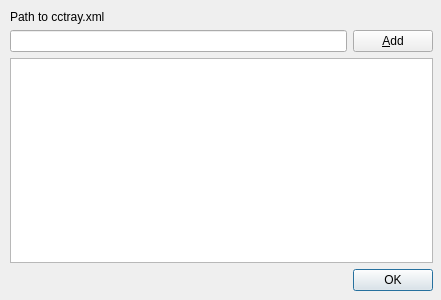
The window that data/preferences.ui (anaynayak/buildnotify) describes before a commit, drawn with Qt 5.
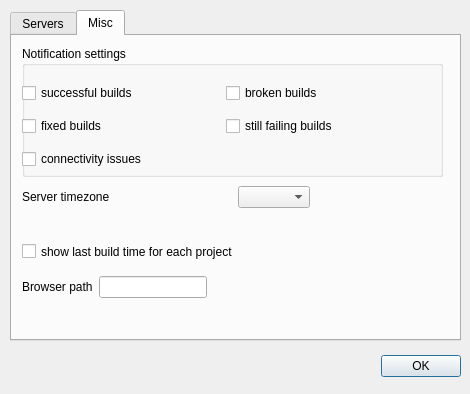
The same window after the commit.

Commit message: Changed ui to show add server dialog seperately. Added additional preferences pane

The edit to the form file:
```diff
--- a/data/preferences.ui
+++ b/data/preferences.ui
@@ -6,55 +6,269 @@
    <rect>
     <x>0</x>
     <y>0</y>
-    <width>441</width>
-    <height>300</height>
+    <width>470</width>
+    <height>394</height>
    </rect>
   </property>
   <property name="windowTitle">
    <string>Preferences</string>
   </property>
-  <widget class="QWidget" name="gridLayoutWidget">
+  <property name="sizeGripEnabled">
+   <bool>false</bool>
+  </property>
+  <widget class="QTabWidget" name="tabWidget">
    <property name="geometry">
     <rect>
      <x>10</x>
      <y>10</y>
-     <width>423</width>
-     <height>281</height>
+     <width>451</width>
+     <height>331</height>
     </rect>
    </property>
-   <layout class="QGridLayout" name="gridLayout">
-    <item row="2" column="0">
-     <widget class="QListView" name="cctrayPathList"/>
-    </item>
-    <item row="0" column="0">
-     <widget class="QLabel" name="cctrayPathLabel">
+   <property name="currentIndex">
+    <number>1</number>
+   </property>
+   <widget class="QWidget" name="serversTab">
+    <attribute name="title">
+     <string>Servers</string>
+    </attribute>
+    <widget class="QGroupBox" name="groupBox_2">
+     <property name="geometry">
+      <rect>
+       <x>10</x>
+       <y>10</y>
+       <width>431</width>
+       <height>271</height>
+      </rect>
+     </property>
+     <property name="title">
+      <string>Monitored servers</string>
+     </property>
+     <widget class="QListView" name="cctrayPathList">
+      <property name="geometry">
+       <rect>
+        <x>0</x>
+        <y>21</y>
+        <width>419</width>
+        <height>211</height>
+       </rect>
+      </property>
+     </widget>
+     <widget class="QPushButton" name="addButton">
+      <property name="geometry">
+       <rect>
+        <x>380</x>
+        <y>240</y>
+        <width>41</width>
+        <height>31</height>
+       </rect>
+      </property>
+      <property name="sizePolicy">
+       <sizepolicy hsizetype="Preferred" vsizetype="Preferred">
+        <horstretch>0</horstretch>
+        <verstretch>0</verstretch>
+       </sizepolicy>
+      </property>
+      <property name="toolTip">
+       <string>Add</string>
+      </property>
       <property name="text">
-       <string>Path to cctray.xml</string>
+       <string>+</string>
       </property>
      </widget>
-    </item>
-    <item row="5" column="0">
-     <widget class="QDialogButtonBox" name="buttonBox">
-      <property name="standardButtons">
-       <set>QDialogButtonBox::Ok</set>
+     <widget class="QPushButton" name="removeButton">
+      <property name="geometry">
+       <rect>
+        <x>330</x>
+        <y>240</y>
+        <width>41</width>
+        <height>31</height>
+       </rect>
       </property>
      </widget>
-    </item>
-    <item row="1" column="0">
+    </widget>
+   </widget>
+   <widget class="QWidget" name="miscTab">
+    <attribute name="title">
+     <string>Misc</string>
+    </attribute>
+    <widget class="QGroupBox" name="groupBox">
+     <property name="geometry">
+      <rect>
+       <x>10</x>
+       <y>10</y>
+       <width>421</width>
+       <height>131</height>
+      </rect>
+     </property>
+     <property name="title">
+      <string>Notification settings</string>
+     </property>
+     <property name="flat">
+      <bool>false</bool>
+     </property>
+     <property name="checkable">
+      <bool>false</bool>
+     </property>
+     <widget class="QWidget" name="layoutWidget">
+      <property name="geometry">
+       <rect>
+        <x>0</x>
+        <y>30</y>
+        <width>401</width>
+        <height>101</height>
+       </rect>
+      </property>
+      <layout class="QGridLayout" name="gridLayout_2">
+       <item row="0" column="0">
+        <widget class="QCheckBox" name="successfulBuildsCheckbox">
+         <property name="text">
+          <string>successful builds</string>
+         </property>
+        </widget>
+       </item>
+       <item row="0" column="1">
+        <widget class="QCheckBox" name="brokenBuildsCheckbox">
+         <property name="text">
+          <string>broken builds</string>
+         </property>
+        </widget>
+       </item>
+       <item row="1" column="0">
+        <widget class="QCheckBox" name="fixedBuildsCheckbox">
+         <property name="text">
+          <string>fixed builds</string>
+         </property>
+        </widget>
+       </item>
+       <item row="1" column="1">
+        <widget class="QCheckBox" name="stillFailingBuildsCheckbox">
+         <property name="text">
+          <string>still failing builds</string>
+         </property>
+        </widget>
+       </item>
+       <item row="2" column="0">
+        <widget class="QCheckBox" name="connectivityIssuesCheckbox">
+         <property name="maximumSize">
+          <size>
+           <width>200</width>
+           <height>16777215</height>
+          </size>
+         </property>
+         <property name="text">
+          <string>connectivity issues</string>
+         </property>
+        </widget>
+       </item>
+      </layout>
+     </widget>
+    </widget>
+    <widget class="QCheckBox" name="showLastBuildTimeCheckbox">
+     <property name="geometry">
+      <rect>
+       <x>10</x>
+       <y>200</y>
+       <width>351</width>
+       <height>31</height>
+      </rect>
+     </property>
+     <property name="text">
+      <string>show last build time for each project</string>
+     </property>
+    </widget>
+    <widget class="QWidget" name="layoutWidget">
+     <property name="geometry">
+      <rect>
+       <x>10</x>
+       <y>150</y>
+       <width>421</width>
+       <height>41</height>
+      </rect>
+     </property>
+     <layout class="QHBoxLayout" name="horizontalLayout">
+      <property name="sizeConstraint">
+       <enum>QLayout::SetFixedSize</enum>
+      </property>
+      <item>
+       <widget class="QLabel" name="timezoneLabel">
+        <property name="sizePolicy">
+         <sizepolicy hsizetype="Minimum" vsizetype="Preferred">
+          <horstretch>0</horstretch>
+          <verstretch>0</verstretch>
+         </sizepolicy>
+        </property>
+        <property name="minimumSize">
+         <size>
+          <width>210</width>
+          <height>0</height>
+         </size>
+        </property>
+        <property name="text">
+         <string>Server timezone</string>
+        </property>
+        <property name="buddy">
+         <cstring>timezoneList</cstring>
+        </property>
+       </widget>
+      </item>
+      <item>
+       <widget class="QComboBox" name="timezoneList">
+        <property name="sizePolicy">
+         <sizepolicy hsizetype="Expanding" vsizetype="Fixed">
+          <horstretch>0</horstretch>
+          <verstretch>0</verstretch>
+         </sizepolicy>
+        </property>
+        <property name="maximumSize">
+         <size>
+          <width>200</width>
+          <height>16777215</height>
+         </size>
+        </property>
+       </widget>
+      </item>
+     </layout>
+    </widget>
+    <widget class="QWidget" name="layoutWidget">
+     <property name="geometry">
+      <rect>
+       <x>10</x>
+       <y>240</y>
+       <width>301</width>
+       <height>32</height>
+      </rect>
+     </property>
      <layout class="QHBoxLayout" name="horizontalLayout_2">
+      <property name="sizeConstraint">
+       <enum>QLayout::SetFixedSize</enum>
+      </property>
       <item>
-       <widget class="QLineEdit" name="cctrayPath"/>
-      </item>
-      <item>
-       <widget class="QPushButton" name="addButton">
+       <widget class="QLabel" name="BrowserPathLabel">
         <property name="text">
-         <string>&amp;Add</string>
+         <string>Browser path</string>
         </property>
        </widget>
       </item>
+      <item>
+       <widget class="QLineEdit" name="browserPath"/>
+      </item>
      </layout>
-    </item>
-   </layout>
+    </widget>
+   </widget>
+  </widget>
+  <widget class="QDialogButtonBox" name="buttonBox">
+   <property name="geometry">
+    <rect>
+     <x>40</x>
+     <y>350</y>
+     <width>421</width>
+     <height>32</height>
+    </rect>
+   </property>
+   <property name="standardButtons">
+    <set>QDialogButtonBox::Ok</set>
+   </property>
   </widget>
  </widget>
  <resources>
```
Left out of the diff: 31 changed lines with no effect on the pictures. The commit also changes 7 other files.
